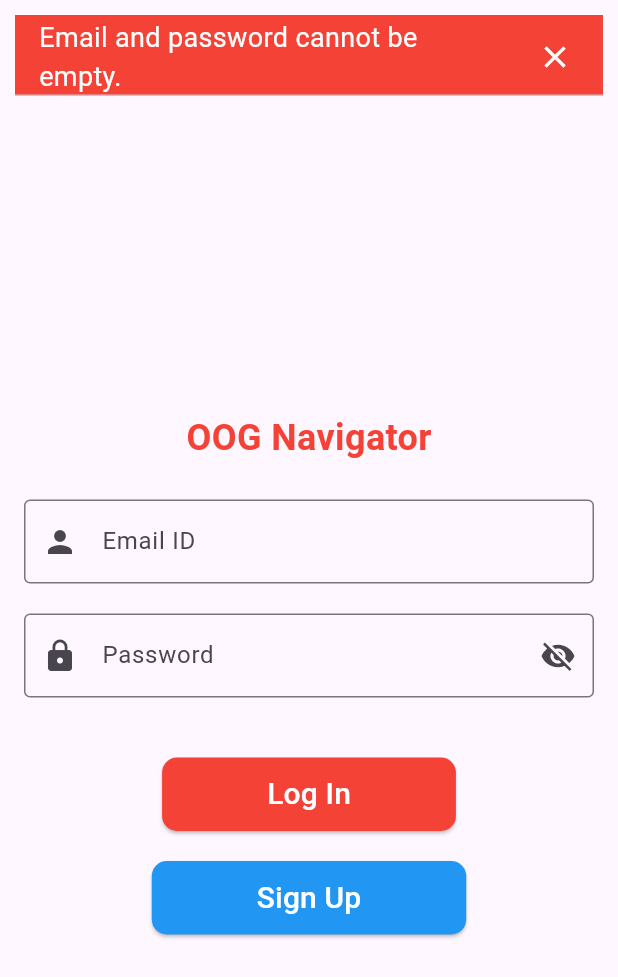
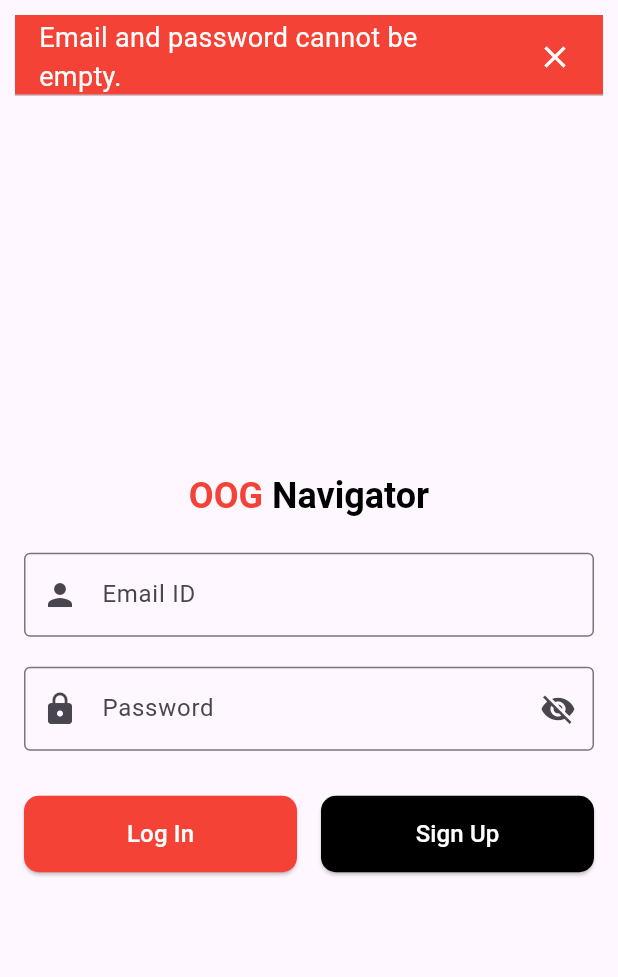
Before and after one commit to Capstone-SUTD/Frontend, a Flutter app: the screen it shows after launch, after a tap on "Log In", on a phone screen of 412 x 824 dp. Shown: the top 977 px of the screen. Run offline on Flutter 3.47's test engine with Material 3 defaults, Android fonts, the phone set to English and light mode, and no system bars; our stand-ins replace dio, file_picker, shared_preferences; missing offline and left inert: dart:html; network calls fail.

Commit message:
updated log in screen colours to theme and added transition

```diff
--- a/capstone_app/lib/common/login_signup_screen.dart
+++ b/capstone_app/lib/common/login_signup_screen.dart
@@ -1,9 +1,8 @@
+import 'package:capstone_app/common/sign_up.dart';
+import 'package:capstone_app/web_screens/all_project_screen.dart';
+import 'package:dio/dio.dart';
 import 'package:flutter/material.dart';
-import 'package:capstone_app/mobile_screens/dashboard_screen.dart';
-import 'package:capstone_app/web_screens/all_project_screen.dart';
 import 'package:shared_preferences/shared_preferences.dart';
-import 'package:dio/dio.dart';
-import 'package:capstone_app/common/sign_up.dart'; // Or wherever your SignUpScreen is located
 
 class LoginSignUpScreen extends StatefulWidget {
   const LoginSignUpScreen({Key? key}) : super(key: key);
@@ -18,13 +17,6 @@ class _LoginSignUpScreenState extends State<LoginSignUpScreen> {
   final FocusNode _userIdFocus = FocusNode();
   final FocusNode _passwordFocus = FocusNode();
   bool _obscurePassword = true;
-
-  @override
-  void initState() {
-    super.initState();
-    _userIdController.text = '';
-    _passwordController.text = '';
-  }
 
   @override
   void dispose() {
@@ -47,11 +39,8 @@ class _LoginSignUpScreenState extends State<LoginSignUpScreen> {
     try {
       Dio dio = Dio();
       final response = await dio.post(
-      'http://localhost:5000/auth/login', // 🔁 Replace with your actual login API
-      data: {
-        'email': email,
-        'password': password,
-      },
+        'http://localhost:5000/auth/login',
+        data: {'email': email, 'password': password},
       );
 
       if (response.statusCode == 200 && response.data['token'] != null) {
@@ -60,9 +49,9 @@ class _LoginSignUpScreenState extends State<LoginSignUpScreen> {
         final prefs = await SharedPreferences.getInstance();
         await prefs.setString('auth_token', token);
         await prefs.setInt(
-          'token_expiry', DateTime.now().millisecondsSinceEpoch + (24 * 60 * 60 * 1000)); // 1 day
-
-      // if (!mounted) return;
+          'token_expiry',
+          DateTime.now().millisecondsSinceEpoch + (24 * 60 * 60 * 1000),
+        );
 
         _showSuccessBanner();
 
@@ -85,10 +74,8 @@ class _LoginSignUpScreenState extends State<LoginSignUpScreen> {
   void _showSuccessBanner() {
     ScaffoldMessenger.of(context).showMaterialBanner(
       MaterialBanner(
-      content: const Text(
-        'Login Successful!',
-        style: TextStyle(fontSize: 18, color: Colors.white),
-      ),
+        content: const Text('Login Successful!',
+            style: TextStyle(fontSize: 18, color: Colors.white)),
         backgroundColor: Colors.green,
         leading: const Icon(Icons.check_circle, color: Colors.white),
         margin: const EdgeInsets.all(10),
@@ -107,10 +94,8 @@ void _showSuccessBanner() {
   void _showErrorBanner(String message) {
     ScaffoldMessenger.of(context).showMaterialBanner(
       MaterialBanner(
-      content: Text(
-        message,
-        style: const TextStyle(fontSize: 18, color: Colors.white),
-      ),
+        content: Text(message,
+            style: const TextStyle(fontSize: 18, color: Colors.white)),
         backgroundColor: Colors.red,
         margin: const EdgeInsets.all(10),
         actions: [
@@ -140,13 +125,25 @@ void _showErrorBanner(String message) {
         body: Center(
           child: SingleChildScrollView(
             padding: const EdgeInsets.all(16.0),
+            child: Center(
+              child: ConstrainedBox(
+                constraints: const BoxConstraints(maxWidth: 400),
                 child: Column(
                   mainAxisAlignment: MainAxisAlignment.center,
                   children: <Widget>[
-                // Company logo
-                const Text(
-                  'OOG Navigator',
-                  style: TextStyle(fontWeight: FontWeight.bold, color: Colors.red, fontSize: 24),
+                    RichText(
+                      text: TextSpan(
+                        style: const TextStyle(
+                            fontSize: 24, fontWeight: FontWeight.bold),
+                        children: const [
+                          TextSpan(
+                              text: 'OOG ',
+                              style: TextStyle(color: Colors.red)),
+                          TextSpan(
+                              text: 'Navigator',
+                              style: TextStyle(color: Colors.black)),
+                        ],
+                      ),
                     ),
                     const SizedBox(height: 24),
                     TextField(
@@ -176,7 +173,9 @@ void _showErrorBanner(String message) {
                         prefixIcon: const Icon(Icons.lock),
                         suffixIcon: IconButton(
                           icon: Icon(
-                        _obscurePassword ? Icons.visibility_off : Icons.visibility,
+                            _obscurePassword
+                                ? Icons.visibility_off
+                                : Icons.visibility,
                           ),
                           onPressed: () {
                             setState(() {
@@ -186,11 +185,15 @@ void _showErrorBanner(String message) {
                         ),
                       ),
                     ),
-                const SizedBox(height: 40),
-                ElevatedButton(
+                    const SizedBox(height: 30),
+                    Row(
+                      mainAxisAlignment: MainAxisAlignment.spaceEvenly,
+                      children: [
+                        Expanded(
+                          child: ElevatedButton(
                             style: ElevatedButton.styleFrom(
                               backgroundColor: Colors.red,
-                    padding: const EdgeInsets.symmetric(horizontal: 70, vertical: 10),
+                              padding: const EdgeInsets.symmetric(vertical: 14),
                               shape: RoundedRectangleBorder(
                                 borderRadius: BorderRadius.circular(10),
                               ),
@@ -198,32 +201,39 @@ void _showErrorBanner(String message) {
                             onPressed: () => _login(context),
                             child: const Text(
                               'Log In',
-                    style: TextStyle(
-                      fontSize: 20,
-                      color: Colors.white,
+                              style:
+                                  TextStyle(fontSize: 16, color: Colors.white),
                             ),
                           ),
                         ),
-                const SizedBox(height: 20),
-                ElevatedButton(
+                        const SizedBox(width: 16),
+                        Expanded(
+                          child: ElevatedButton(
                             style: ElevatedButton.styleFrom(
-                    backgroundColor: Colors.blue,
-                    padding: const EdgeInsets.symmetric(horizontal: 70, vertical: 10),
+                              backgroundColor: Colors.black,
+                              padding: const EdgeInsets.symmetric(vertical: 14),
                               shape: RoundedRectangleBorder(
                                 borderRadius: BorderRadius.circular(10),
                               ),
                             ),
                             onPressed: () {
                               Navigator.of(context).push(
-                      MaterialPageRoute(builder: (context) => SignUpScreen()), // This should be a class, not a method
+                                MaterialPageRoute(
+                                    builder: (context) => SignUpScreen()),
                               );
                             },
                             child: const Text(
                               'Sign Up',
-                    style: TextStyle(fontSize: 20, color: Colors.white),
+                              style:
+                                  TextStyle(fontSize: 16, color: Colors.white),
+                            ),
                           ),
                         ),
                       ],
+                    ),
+                  ],
+                ),
+              ),
             ),
           ),
         ),
```
Also changed, not shown: capstone_app/lib/main.dart (+6 -4 lines), capstone_app/lib/web_screens/all_project_screen.dart (+25 -17 lines), capstone_app/lib/web_screens/web_splash_screen.dart (+46 -11 lines). Lines whose indentation alone changed are shown as unchanged.
